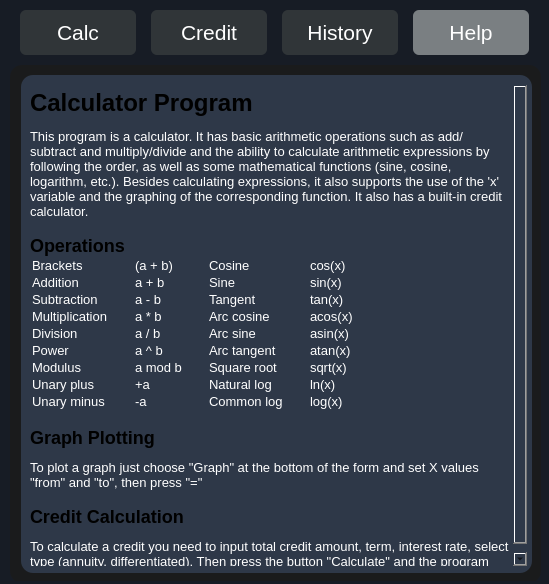
This is src/s21_view.ui in AlexeyGordiychenko/scp_smartcalc_v3 as Qt 5 draws it before an edit. The edited form follows.
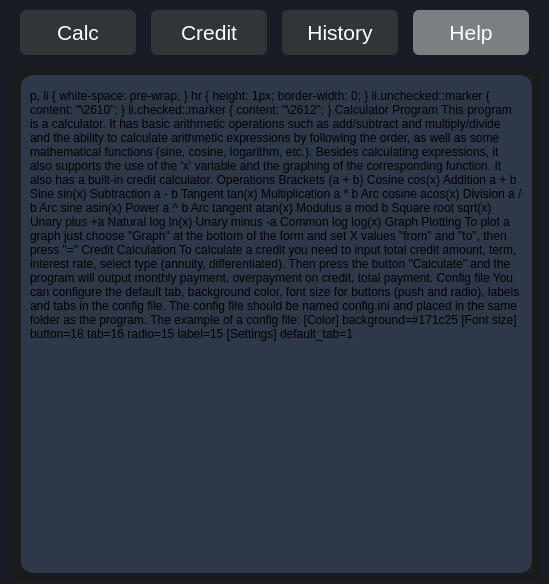
This is the edited form. The open tabs and pages were chosen to show the change.

Commit message: UI: Add config desc to the help section

What changed in the file:
```diff
--- a/src/s21_view.ui
+++ b/src/s21_view.ui
@@ -1881,7 +1881,18 @@
 &lt;h2 style=&quot; margin-top:16px; margin-bottom:12px; margin-left:0px; margin-right:0px; -qt-block-indent:0; text-indent:0px;&quot;&gt;&lt;span style=&quot; font-size:x-large; font-weight:700;&quot;&gt;Graph Plotting&lt;/span&gt;&lt;/h2&gt;
 &lt;p style=&quot; margin-top:12px; margin-bottom:12px; margin-left:0px; margin-right:0px; -qt-block-indent:0; text-indent:0px;&quot;&gt;&lt;span style=&quot; color:#ffffff;&quot;&gt;To plot a graph just choose &amp;quot;Graph&amp;quot; at the bottom of the form and set X values &amp;quot;from&amp;quot; and &amp;quot;to&amp;quot;, then press &amp;quot;=&amp;quot; &lt;/span&gt;&lt;/p&gt;
 &lt;h2 style=&quot; margin-top:16px; margin-bottom:12px; margin-left:0px; margin-right:0px; -qt-block-indent:0; text-indent:0px;&quot;&gt;&lt;span style=&quot; font-size:x-large; font-weight:700;&quot;&gt;Credit Calculation&lt;/span&gt;&lt;/h2&gt;
-&lt;p style=&quot; margin-top:12px; margin-bottom:12px; margin-left:0px; margin-right:0px; -qt-block-indent:0; text-indent:0px;&quot;&gt;&lt;span style=&quot; color:#ffffff;&quot;&gt;To calculate a credit you need to input total credit amount, term, interest rate, select type (annuity, differentiated). Then press the button &amp;quot;Calculate&amp;quot; and the program will output monthly payment, overpayment on credit, total payment. &lt;/span&gt;&lt;/p&gt;&lt;/body&gt;&lt;/html&gt;</string>
+&lt;p style=&quot; margin-top:12px; margin-bottom:12px; margin-left:0px; margin-right:0px; -qt-block-indent:0; text-indent:0px;&quot;&gt;&lt;span style=&quot; color:#ffffff;&quot;&gt;To calculate a credit you need to input total credit amount, term, interest rate, select type (annuity, differentiated). Then press the button &amp;quot;Calculate&amp;quot; and the program will output monthly payment, overpayment on credit, total payment. &lt;/span&gt;&lt;/p&gt;
+&lt;h2 style=&quot; margin-top:16px; margin-bottom:12px; margin-left:0px; margin-right:0px; -qt-block-indent:0; text-indent:0px;&quot;&gt;&lt;span style=&quot; font-size:x-large; font-weight:700;&quot;&gt;Config file&lt;/span&gt;&lt;/h2&gt;
+&lt;p style=&quot; margin-top:12px; margin-bottom:12px; margin-left:0px; margin-right:0px; -qt-block-indent:0; text-indent:0px;&quot;&gt;&lt;span style=&quot; color:#ffffff;&quot;&gt;You can configure the default tab, background color, font size for buttons (push and radio), labels and tabs in the config file. The config file should be named config.ini and placed in the same folder as the program. The example of a config file:&lt;br /&gt;&lt;/span&gt;&lt;/p&gt;
+&lt;p style=&quot; margin-top:0px; margin-bottom:0px; margin-left:0px; margin-right:0px; -qt-block-indent:0; text-indent:0px;&quot;&gt;&lt;span style=&quot; color:#ffffff;&quot;&gt;[Color]&lt;/span&gt;&lt;/p&gt;
+&lt;p style=&quot; margin-top:0px; margin-bottom:0px; margin-left:0px; margin-right:0px; -qt-block-indent:0; text-indent:0px;&quot;&gt;&lt;span style=&quot; color:#ffffff;&quot;&gt;background=#171c25&lt;/span&gt;&lt;/p&gt;
+&lt;p style=&quot; margin-top:0px; margin-bottom:0px; margin-left:0px; margin-right:0px; -qt-block-indent:0; text-indent:0px;&quot;&gt;&lt;span style=&quot; color:#ffffff;&quot;&gt;[Font size]&lt;/span&gt;&lt;/p&gt;
+&lt;p style=&quot; margin-top:0px; margin-bottom:0px; margin-left:0px; margin-right:0px; -qt-block-indent:0; text-indent:0px;&quot;&gt;&lt;span style=&quot; color:#ffffff;&quot;&gt;button=18&lt;/span&gt;&lt;/p&gt;
+&lt;p style=&quot; margin-top:0px; margin-bottom:0px; margin-left:0px; margin-right:0px; -qt-block-indent:0; text-indent:0px;&quot;&gt;&lt;span style=&quot; color:#ffffff;&quot;&gt;tab=16&lt;/span&gt;&lt;/p&gt;
+&lt;p style=&quot; margin-top:0px; margin-bottom:0px; margin-left:0px; margin-right:0px; -qt-block-indent:0; text-indent:0px;&quot;&gt;&lt;span style=&quot; color:#ffffff;&quot;&gt;radio=15&lt;/span&gt;&lt;/p&gt;
+&lt;p style=&quot; margin-top:0px; margin-bottom:0px; margin-left:0px; margin-right:0px; -qt-block-indent:0; text-indent:0px;&quot;&gt;&lt;span style=&quot; color:#ffffff;&quot;&gt;label=15&lt;/span&gt;&lt;/p&gt;
+&lt;p style=&quot; margin-top:0px; margin-bottom:0px; margin-left:0px; margin-right:0px; -qt-block-indent:0; text-indent:0px;&quot;&gt;&lt;span style=&quot; color:#ffffff;&quot;&gt;[Settings]&lt;/span&gt;&lt;/p&gt;
+&lt;p style=&quot; margin-top:0px; margin-bottom:0px; margin-left:0px; margin-right:0px; -qt-block-indent:0; text-indent:0px;&quot;&gt;&lt;span style=&quot; color:#ffffff;&quot;&gt;default_tab=1&lt;/span&gt;&lt;/p&gt;&lt;/body&gt;&lt;/html&gt;</string>
         </property>
        </widget>
       </widget>
```
Left out of the diff: 2 changed lines with no effect on the pictures.
